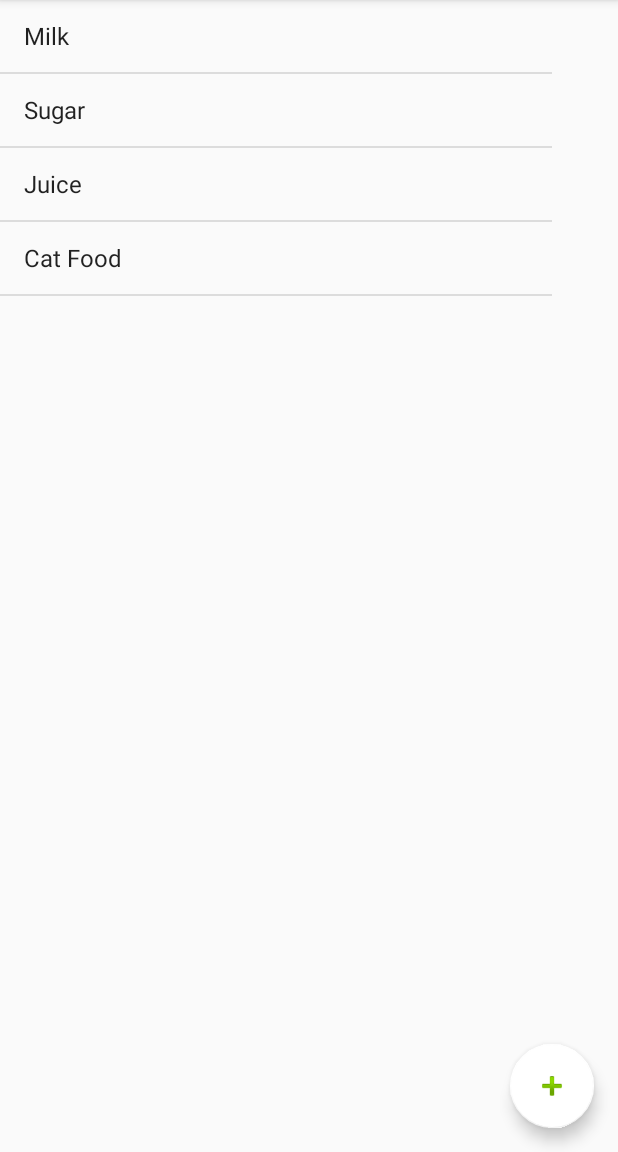
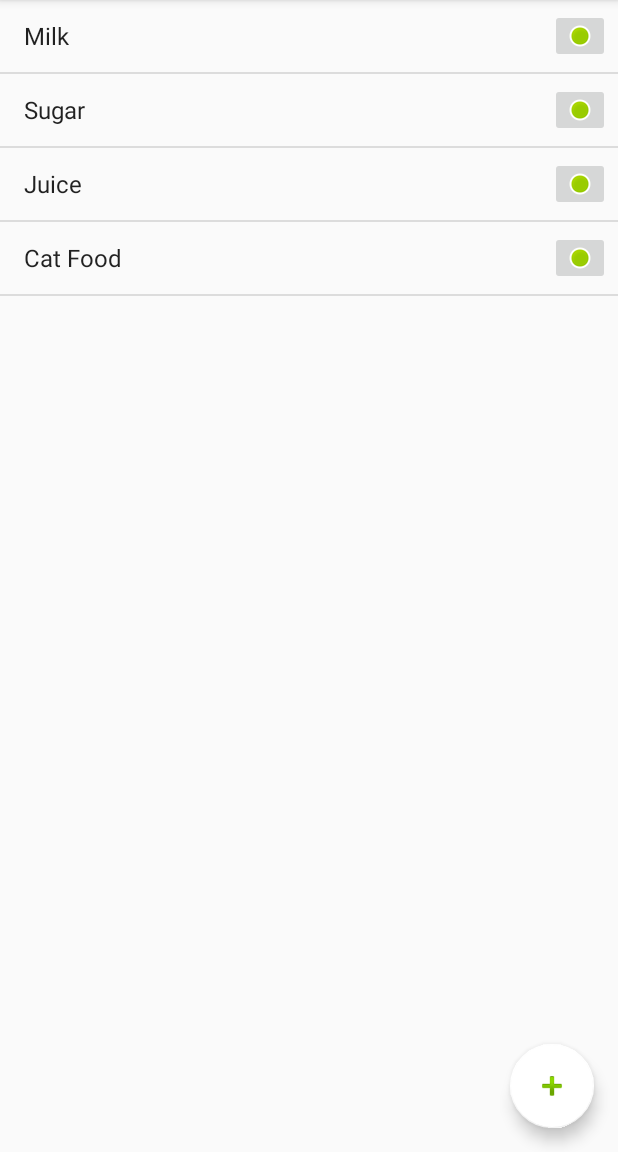
Before and after one commit to Zeherah/HCI2, an Android app: the screen it shows after launch (MainActivity), on a phone screen of 412 x 824 dp, the part 84-1236 px from its top. Run offline under Robolectric (Android 15) with nearby library versions, the phone set to English and light mode, and no system bars.

Commit message:
Fixed list to auto refresh when changed. Added some delete logic to the long press. Added a custom adapter to accommodate more that just some text in each list item(ie. inventory level indications). For some reason after adding the custom adapter the long press no longer worked.

```diff
--- a/app/src/main/java/com/comp4020/listproject/MainActivity.java
+++ b/app/src/main/java/com/comp4020/listproject/MainActivity.java
@@ -1,11 +1,13 @@
 package com.comp4020.listproject;
 
+import android.content.Context;
 import android.content.DialogInterface;
 import android.content.Intent;
 import android.os.Bundle;
-import android.support.design.widget.FloatingActionButton;
-import android.support.design.widget.Snackbar;
+import android.support.annotation.LayoutRes;
+import android.support.annotation.NonNull;
 import android.view.KeyEvent;
+import android.view.LayoutInflater;
 import android.view.View;
 import android.support.design.widget.NavigationView;
 import android.support.v4.view.GravityCompat;
@@ -15,28 +17,32 @@ import android.support.v7.app.AppCompatActivity;
 import android.support.v7.widget.Toolbar;
 import android.view.Menu;
 import android.view.MenuItem;
+import android.view.ViewGroup;
 import android.widget.ArrayAdapter;
+import android.widget.BaseAdapter;
+import android.widget.Button;
 import android.widget.EditText;
+import android.widget.ImageButton;
 import android.widget.LinearLayout;
+import android.widget.ListAdapter;
 import android.widget.ListView;
+import android.widget.TextView;
 import android.widget.Toast;
 import android.app.AlertDialog;
-import android.content.DialogInterface;
-import android.view.View;
-import android.view.LayoutInflater;
 import android.widget.AdapterView;
 import android.widget.AdapterView.OnItemLongClickListener;
 
 import java.util.ArrayList;
-
-import static android.R.attr.button;
-import static android.R.attr.inputType;
+import java.util.List;
 
 
 public class MainActivity extends AppCompatActivity
         implements NavigationView.OnNavigationItemSelectedListener {
 
     ArrayList<String> names = new ArrayList<String>();
+
+    // создаем адаптер
+    MyCustomAdapter adapter;
 
     @Override
     protected void onCreate(Bundle savedInstanceState) {
@@ -74,15 +80,16 @@ public class MainActivity extends AppCompatActivity
         // находим список
         ListView lvMain = (ListView) findViewById(R.id.lvMain);
 
-        // создаем адаптер
-        ArrayAdapter<String> adapter = new ArrayAdapter<String>(this,
-                android.R.layout.simple_list_item_1, names);
+        adapter = new MyCustomAdapter(this, R.layout.list_item, names);
 
+//        // создаем адаптер
+//        ArrayAdapter<String> adapter = new ArrayAdapter<String>(this,
+//                android.R.layout.simple_list_item_1, names);
 
         lvMain.setOnItemLongClickListener(new OnItemLongClickListener() {
             public boolean onItemLongClick(AdapterView<?> parent, View view,
                                     int position, long id) {
-                testClick(position,id);
+                itemDelete(position,id);
 
 
                 //Intent newActivity = new Intent(this, superleague.class);
@@ -107,10 +114,42 @@ public class MainActivity extends AppCompatActivity
         int a;
         //return true;
     }
-    public void testClick(int position,long id)
+//    public void itemDelete(int position,long id)
+//    {
+//        String b = String.format("You removed %s button "+ id,names.get(position));
+//
+//        names.remove(position);
+//        adapter.notifyDataSetChanged();// has to be called to update the main list.
+//
+//        Toast.makeText(MainActivity.this,b, Toast.LENGTH_LONG).show();
+//    }
+    public void itemDelete(final int position, final long id)
     {
-        String b = String.format("You clicked %s button "+ id,names.get(position));
-        Toast.makeText(MainActivity.this,b, Toast.LENGTH_LONG).show();
+        AlertDialog.Builder alertDialogBuilder = new AlertDialog.Builder(this);
+        alertDialogBuilder.setTitle(String.format("Remove \"%s\" from the list?", names.get(position)));
+
+        alertDialogBuilder.setPositiveButton("Ok",
+                new DialogInterface.OnClickListener() {
+                    @Override
+                    public void onClick(DialogInterface arg0, int arg1) {
+                        String b = String.format("You removed \"%s\"",names.get(position));
+
+                        names.remove(position);
+                        adapter.notifyDataSetChanged();// has to be called to update the main list.
+
+                        Toast.makeText(MainActivity.this,b, Toast.LENGTH_LONG).show();
+                    }
+                });
+
+        alertDialogBuilder.setNegativeButton("Cancel",new DialogInterface.OnClickListener() {
+            @Override
+            public void onClick(DialogInterface dialog, int which) {
+                dialog.cancel();
+            }
+        });
+
+        AlertDialog alertDialog = alertDialogBuilder.create();
+        alertDialog.show();
     }
     @Override
     public void onBackPressed() {
@@ -199,7 +238,7 @@ public class MainActivity extends AppCompatActivity
                                 String a = item.getText().toString();
                                 names.add(a);
                                 //somehow need your array adapter here adapter.
-                                //adapter.notifyDataSetChanged(); has to be called to update the main list.
+                                adapter.notifyDataSetChanged();// has to be called to update the main list.
 
                             }
                         });
@@ -214,4 +253,41 @@ public class MainActivity extends AppCompatActivity
         AlertDialog alertDialog = alertDialogBuilder.create();
         alertDialog.show();
     }
+    public class MyCustomAdapter extends ArrayAdapter implements ListAdapter {
+        private ArrayList<String> list = new ArrayList<String>();
+        private Context context;
+
+        public MyCustomAdapter(Context context, int list_item, ArrayList<String> list) {
+            super(context, list_item, list);
+            this.list = list;
+            this.context = context;
+        }
+
+        @Override
+        public View getView(final int position, View convertView, ViewGroup parent) {
+            View view = convertView;
+            if (view == null) {
+                LayoutInflater inflater = (LayoutInflater) context.getSystemService(Context.LAYOUT_INFLATER_SERVICE);
+                view = inflater.inflate(R.layout.list_item, null);
+            }
+
+            //Handle TextView and display string from your list
+            TextView listItemText = (TextView)view.findViewById(R.id.list_item_string);
+            listItemText.setText(list.get(position));
+
+            //Handle buttons and add onClickListeners
+            ImageButton imageButton = (ImageButton)view.findViewById(R.id.imageButton);
+
+            imageButton.setOnClickListener(new View.OnClickListener(){
+                @Override
+                public void onClick(View v) {
+                    //do something
+                    list.remove(position); //or some other task
+                    notifyDataSetChanged();
+                }
+            });
+
+            return view;
+        }
+    }
 }
--- a/app/src/main/res/drawable/side_nav_bar.xml
+++ b/app/src/main/res/drawable/side_nav_bar.xml
@@ -2,8 +2,8 @@
     android:shape="rectangle">
     <gradient
         android:angle="135"
-        android:centerColor="#4CAF50"
-        android:endColor="#2E7D32"
-        android:startColor="#81C784"
+        android:centerColor="#4ca2af"
+        android:endColor="#2e717d"
+        android:startColor="#81bdc7"
         android:type="linear" />
 </shape>
--- a/app/src/main/res/layout/content_main.xml
+++ b/app/src/main/res/layout/content_main.xml
@@ -10,8 +10,8 @@
 
     <ListView
         android:id="@+id/lvMain"
-        android:layout_width="368dp"
-        android:layout_height="495dp"
+        android:layout_width="match_parent"
+        android:layout_height="match_parent"
         android:headerDividersEnabled="false"
         android:keepScreenOn="false"
         tools:ignore="MissingConstraints"
--- /dev/null
+++ b/app/src/main/res/layout/list_item.xml
@@ -0,0 +1,25 @@
+<?xml version="1.0" encoding="utf-8"?>
+<RelativeLayout xmlns:android="http://schemas.android.com/apk/res/android"
+    xmlns:app="http://schemas.android.com/apk/res-auto"
+    android:layout_width="match_parent"
+    android:layout_height="wrap_content" >
+
+    <TextView xmlns:android="http://schemas.android.com/apk/res/android"
+        android:id="@+id/list_item_string"
+        android:layout_width="wrap_content"
+        android:layout_height="wrap_content"
+        android:textAppearance="?android:attr/textAppearanceListItemSmall"
+        android:gravity="center_vertical"
+        android:paddingStart="?android:attr/listPreferredItemPaddingStart"
+        android:paddingEnd="?android:attr/listPreferredItemPaddingEnd"
+        android:minHeight="?android:attr/listPreferredItemHeightSmall" />
+
+    <ImageButton
+        android:id="@+id/imageButton"
+        android:layout_width="wrap_content"
+        android:layout_height="wrap_content"
+        android:layout_alignParentEnd="true"
+        android:layout_centerVertical="true"
+        android:layout_marginEnd="5dp"
+        app:srcCompat="@android:drawable/presence_online" />
+</RelativeLayout>
--- a/app/src/main/res/layout/nav_header_main.xml
+++ b/app/src/main/res/layout/nav_header_main.xml
@@ -17,19 +17,19 @@
         android:layout_width="wrap_content"
         android:layout_height="wrap_content"
         android:paddingTop="@dimen/nav_header_vertical_spacing"
-        app:srcCompat="@android:drawable/sym_def_app_icon" />
+        app:srcCompat="@drawable/ic_house" />
 
     <TextView
         android:layout_width="match_parent"
         android:layout_height="wrap_content"
         android:paddingTop="@dimen/nav_header_vertical_spacing"
-        android:text="Android Studio"
+        android:text="@string/home_inventory_manager"
         android:textAppearance="@style/TextAppearance.AppCompat.Body1" />
 
     <TextView
         android:id="@+id/textView"
         android:layout_width="wrap_content"
         android:layout_height="wrap_content"
-        android:text="android.studio@android.com" />
+        android:text="" />
 
 </LinearLayout>
--- a/app/src/main/res/values/strings.xml
+++ b/app/src/main/res/values/strings.xml
@@ -8,4 +8,5 @@
 
 
     <string name="action_settings">Settings</string>
+    <string name="home_inventory_manager">Home Inventory Manager</string>
 </resources>
```
Also changed, not shown: app/src/main/res/drawable-v21/ic_house.png (added).
